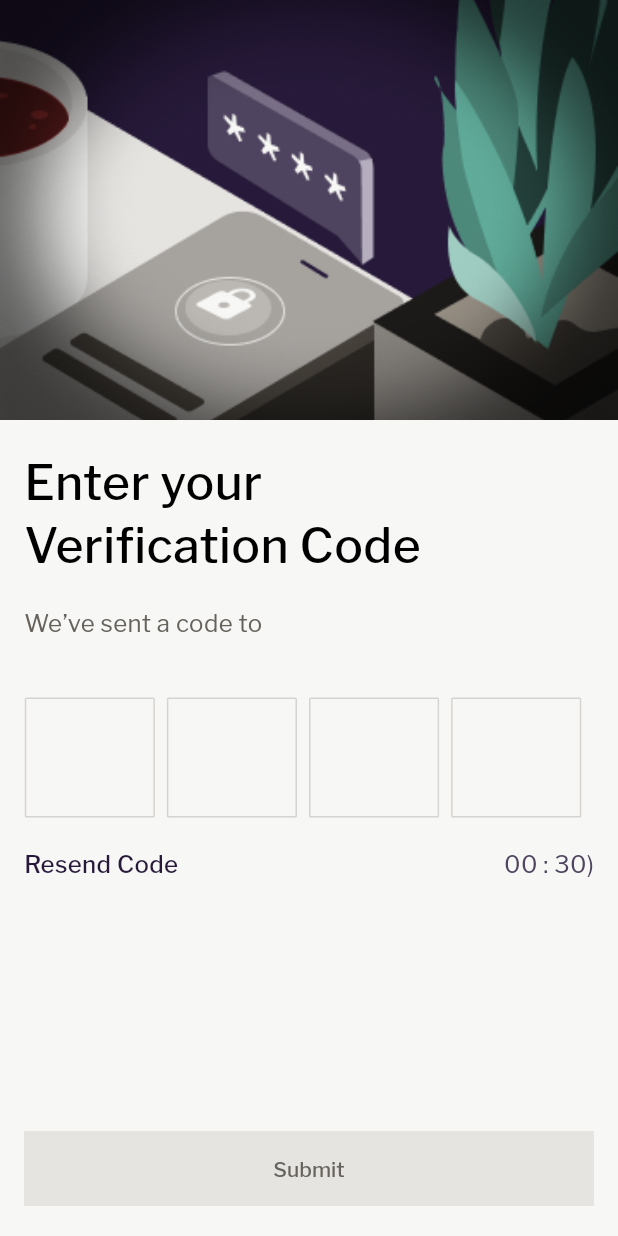
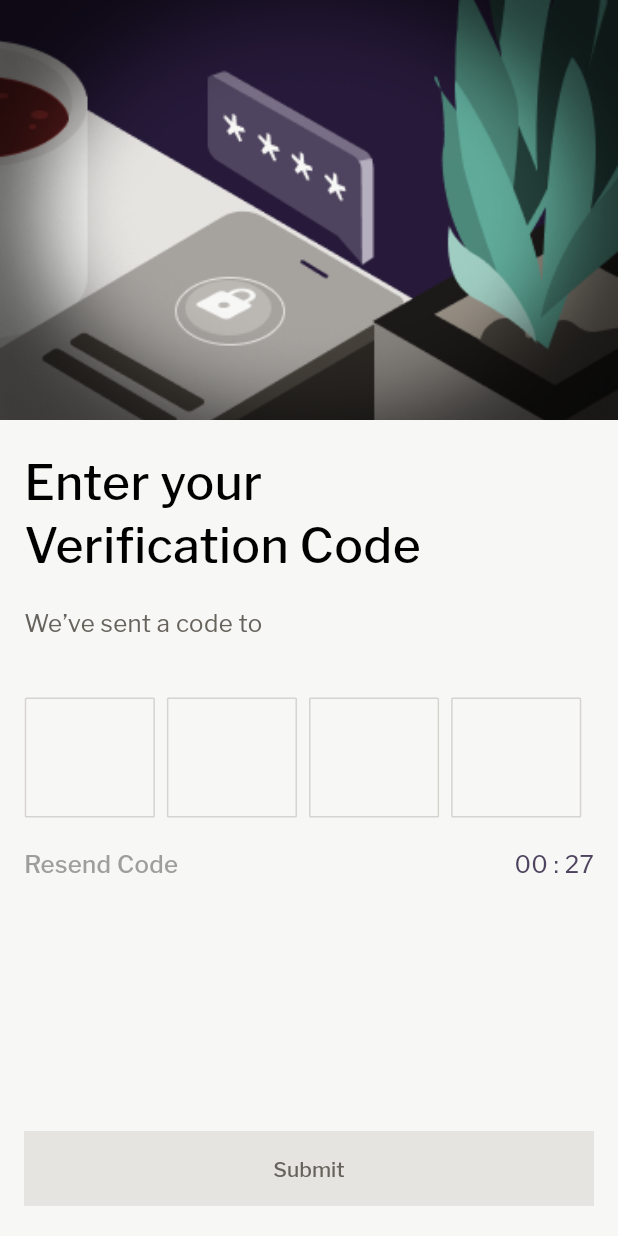
Before and after one commit to LaFetch2026/Lf_Application_Production, a Flutter app: the OTPVerficationScreen screen opened directly with empty values, after a tap on "Resend Code", on a phone screen of 412 x 824 dp. Run offline on Flutter 3.47's test engine with Material 2 defaults, Android fonts, the phone set to English and light mode, and no system bars; drawn by our look-alikes of flutter_otp_text_field; our stand-ins replace dropdown_button2, flutter_rating_bar, flutter_screenutil, get, getwidget, google_sign_in and 2 more; accounts and stored records are empty.

Commit message:
integrated resend password otp

```diff
--- a/lib/screens/otpverficationscreen.dart
+++ b/lib/screens/otpverficationscreen.dart
@@ -138,28 +138,38 @@ class OTPVerficationScreenState extends State<OTPVerficationScreen> {
                           const EdgeInsets.only(right: 16, top: 20, left: 16),
                       child: Row(
                         children: [
-                          Expanded(
+                          Obx(
+                            () => Expanded(
                               flex: 1,
                               child: GestureDetector(
-                              onTap: () {},
+                                onTap: () {
+                                  otpController.enableResend.value
+                                      ? otpController.callResendOtp()
+                                      : null;
+                                },
                                 child: AppText(
                                   text: "Resend Code",
                                   fontFamily: "Franklin Gothic",
                                   fontSize: 14.sp,
-                                color: btnTextColor,
+                                  color: otpController.enableResend.value
+                                      ? btnTextColor
+                                      : Colors.grey,
                                 ),
                               ),
                             ),
-                          Align(
+                          ),
+                          Obx(
+                            () => Align(
                               alignment: Alignment.centerRight,
                               child: AppText(
                                 text:
-                                  '00 : ${otpController.secondsRemaining.value})',
+                                    '00 : ${otpController.secondsRemaining.value}',
                                 fontFamily: "Franklin Gothic Regular",
                                 fontSize: 14.sp,
                                 color: deepGreytextColor,
                               ),
                             ),
+                          )
                         ],
                       ),
                     ),
```
Also changed, not shown: lib/controller/login_controller.dart (+4 -4 lines). Lines whose indentation alone changed are shown as unchanged.
